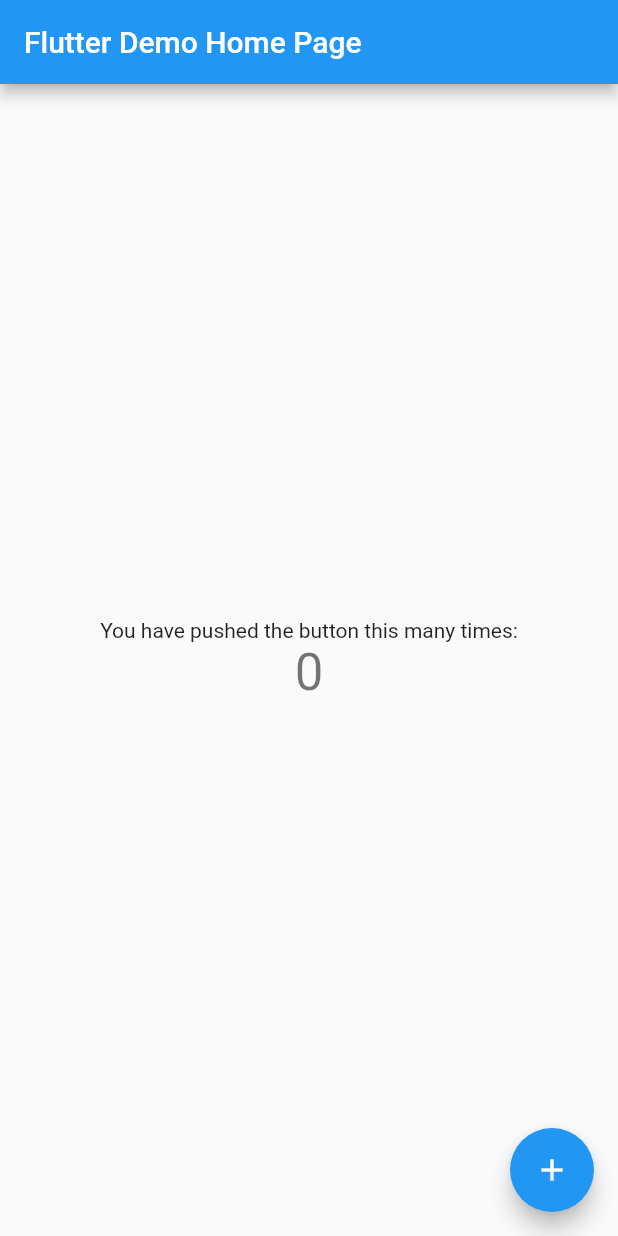
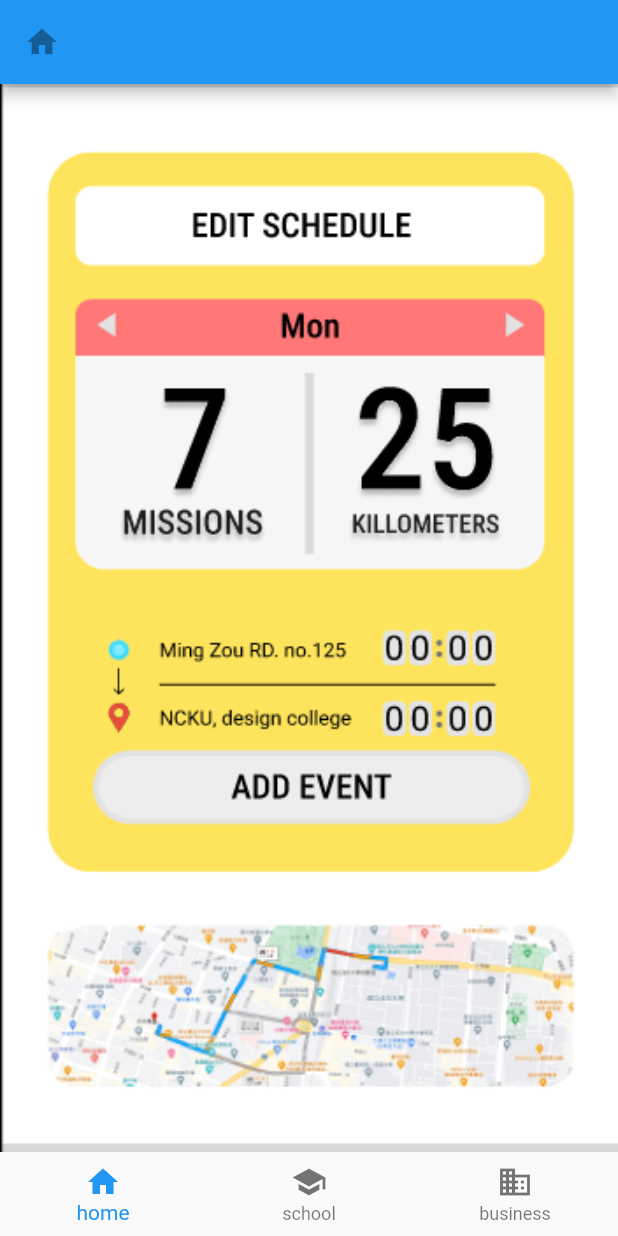
Before and after one commit to 8igMac/pickup, a Flutter app: the screen it shows after launch, on a phone screen of 412 x 824 dp. Run offline on Flutter 3.47's test engine with Material 2 defaults, Android fonts, the phone set to English and light mode, and no system bars; our stand-ins replace flutter_screenutil.

Commit message:
[FEAT] Setup basic routing.

```diff
--- /dev/null
+++ b/lib/home_page.dart
@@ -0,0 +1,19 @@
+import 'package:flutter/material.dart';
+
+class HomePage extends StatelessWidget {
+  const HomePage({
+    Key? key,
+  }) : super(key: key);
+
+  @override
+  Widget build(BuildContext context) {
+    return Container(
+      foregroundDecoration: BoxDecoration(
+        image: DecorationImage(
+          image: AssetImage('assets/images/home_page.png'),
+          fit: BoxFit.fill,
+        ),
+      ),
+    );
+  }
+}
--- a/lib/main.dart
+++ b/lib/main.dart
@@ -1,4 +1,9 @@
 import 'package:flutter/material.dart';
+import 'package:flutter_screenutil/flutter_screenutil.dart';
+import 'package:pickup/friend_page.dart';
+import 'package:pickup/schedule_page.dart';
+
+import 'home_page.dart';
 
 void main() {
   runApp(const MyApp());
@@ -10,106 +15,64 @@ class MyApp extends StatelessWidget {
   // This widget is the root of your application.
   @override
   Widget build(BuildContext context) {
-    return MaterialApp(
-      title: 'Flutter Demo',
-      theme: ThemeData(
-        // This is the theme of your application.
-        //
-        // Try running your application with "flutter run". You'll see the
-        // application has a blue toolbar. Then, without quitting the app, try
-        // changing the primarySwatch below to Colors.green and then invoke
-        // "hot reload" (press "r" in the console where you ran "flutter run",
-        // or simply save your changes to "hot reload" in a Flutter IDE).
-        // Notice that the counter didn't reset back to zero; the application
-        // is not restarted.
-        primarySwatch: Colors.blue,
-      ),
-      home: const MyHomePage(title: 'Flutter Demo Home Page'),
+    return ScreenUtilInit(
+      designSize: const Size(428, 926),
+      builder: () {
+        return MaterialApp(
+          home: const MainPage(),
+        );
+      },
     );
   }
 }
 
-class MyHomePage extends StatefulWidget {
-  const MyHomePage({Key? key, required this.title}) : super(key: key);
-
-  // This widget is the home page of your application. It is stateful, meaning
-  // that it has a State object (defined below) that contains fields that affect
-  // how it looks.
-
-  // This class is the configuration for the state. It holds the values (in this
-  // case the title) provided by the parent (in this case the App widget) and
-  // used by the build method of the State. Fields in a Widget subclass are
-  // always marked "final".
-
-  final String title;
+class MainPage extends StatefulWidget {
+  const MainPage({Key? key}) : super(key: key);
 
   @override
-  State<MyHomePage> createState() => _MyHomePageState();
+  _MainPageState createState() => _MainPageState();
 }
 
-class _MyHomePageState extends State<MyHomePage> {
-  int _counter = 0;
-
-  void _incrementCounter() {
-    setState(() {
-      // This call to setState tells the Flutter framework that something has
-      // changed in this State, which causes it to rerun the build method below
-      // so that the display can reflect the updated values. If we changed
-      // _counter without calling setState(), then the build method would not be
-      // called again, and so nothing would appear to happen.
-      _counter++;
-    });
-  }
+class _MainPageState extends State<MainPage> {
+  int _selectedIndex = 0;
+  final pages = <Widget>[
+    HomePage(),
+    SchedulePage(),
+    FriendPage(),
+  ];
 
   @override
   Widget build(BuildContext context) {
-    // This method is rerun every time setState is called, for instance as done
-    // by the _incrementCounter method above.
-    //
-    // The Flutter framework has been optimized to make rerunning build methods
-    // fast, so that you can just rebuild anything that needs updating rather
-    // than having to individually change instances of widgets.
     return Scaffold(
       appBar: AppBar(
-        // Here we take the value from the MyHomePage object that was created by
-        // the App.build method, and use it to set our appbar title.
-        title: Text(widget.title),
-      ),
-      body: Center(
-        // Center is a layout widget. It takes a single child and positions it
-        // in the middle of the parent.
-        child: Column(
-          // Column is also a layout widget. It takes a list of children and
-          // arranges them vertically. By default, it sizes itself to fit its
-          // children horizontally, and tries to be as tall as its parent.
-          //
-          // Invoke "debug painting" (press "p" in the console, choose the
-          // "Toggle Debug Paint" action from the Flutter Inspector in Android
-          // Studio, or the "Toggle Debug Paint" command in Visual Studio Code)
-          // to see the wireframe for each widget.
-          //
-          // Column has various properties to control how it sizes itself and
-          // how it positions its children. Here we use mainAxisAlignment to
-          // center the children vertically; the main axis here is the vertical
-          // axis because Columns are vertical (the cross axis would be
-          // horizontal).
-          mainAxisAlignment: MainAxisAlignment.center,
-          children: <Widget>[
-            const Text(
-              'You have pushed the button this many times:',
-            ),
-            Text(
-              '$_counter',
-              style: Theme.of(context).textTheme.headline4,
-            ),
-          ],
+        leading: IconButton(
+          icon: Icon(Icons.home),
+          onPressed: null,
         ),
       ),
-      floatingActionButton: FloatingActionButton(
-        onPressed: _incrementCounter,
-        tooltip: 'Increment',
-        child: const Icon(Icons.add),
-      ), // This trailing comma makes auto-formatting nicer for build methods.
+      body: pages.elementAt(_selectedIndex),
+      bottomNavigationBar: BottomNavigationBar(
+        items: const <BottomNavigationBarItem>[
+          BottomNavigationBarItem(
+            icon: Icon(Icons.home),
+            label: 'home',
+          ),
+          BottomNavigationBarItem(
+            icon: Icon(Icons.school),
+            label: 'school',
+          ),
+          BottomNavigationBarItem(
+            icon: Icon(Icons.business),
+            label: 'business',
+          ),
+        ],
+        currentIndex: _selectedIndex,
+        onTap: (index) {
+          setState(() {
+            _selectedIndex = index;
+          });
+        },
+      ),
     );
   }
 }
--- a/pubspec.yaml
+++ b/pubspec.yaml
@@ -59,9 +59,8 @@ flutter:
   uses-material-design: true
 
   # To add assets to your application, add an assets section, like this:
-  # assets:
-  #   - images/a_dot_burr.jpeg
-  #   - images/a_dot_ham.jpeg
+  assets:
+    - assets/images/
 
   # An image asset can refer to one or more resolution-specific "variants", see
   # https://flutter.dev/assets-and-images/#resolution-aware.
```
Also changed, not shown: lib/friend_page.dart (added, +19 -0 lines), lib/schedule_page.dart (added, +19 -0 lines), assets/images/friend_page.png (added), assets/images/home_page.png (added), assets/images/schedule_page.png (added).
